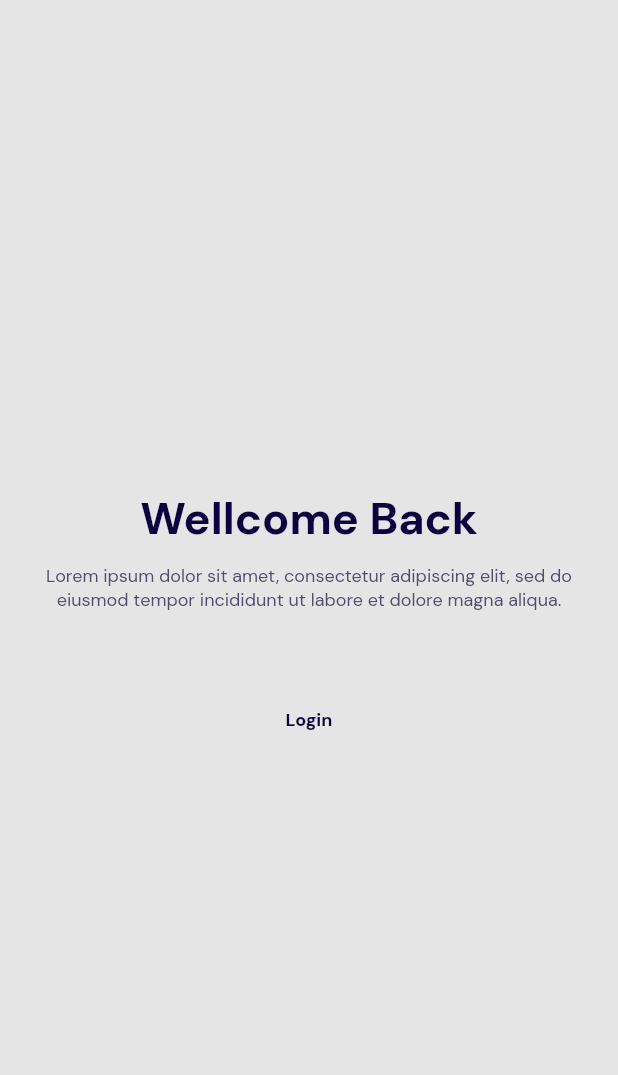
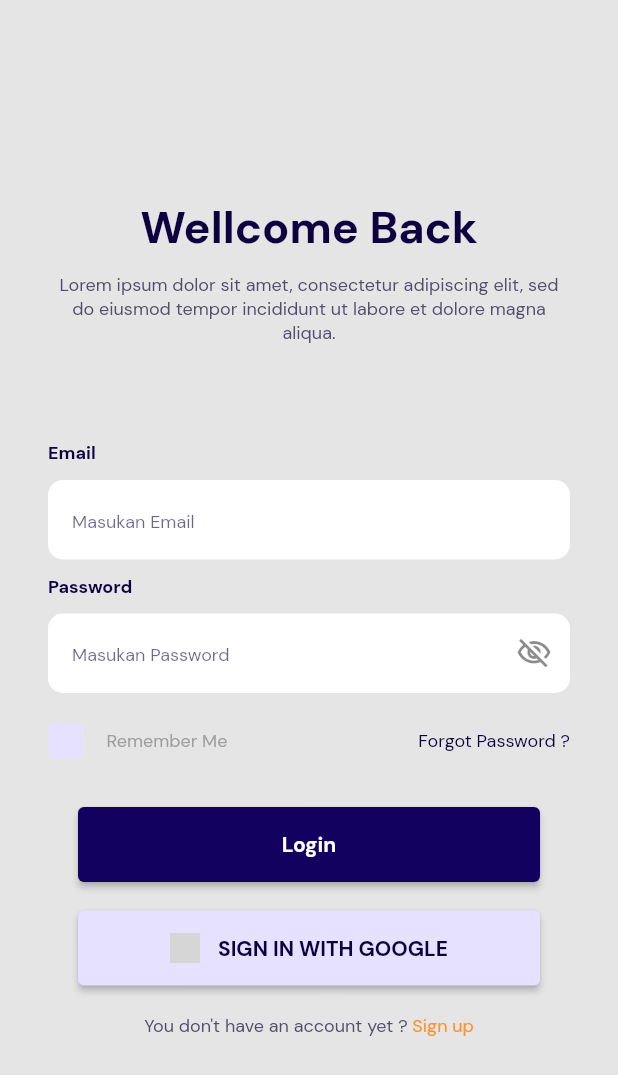
Before and after one commit to Dimdevs/fishkuy_apps, a Flutter app: the screen it shows after launch, on a phone screen of 412 x 824 dp. Shown: the top 1075 px of the screen. Run offline on Flutter 3.47's test engine with Material 2 defaults, Android fonts, the phone set to English and light mode, and no system bars; our stand-ins replace google_fonts; network calls fail; grey boxes are pictures that could not be loaded.

Commit message:
form login update

```diff
--- a/lib/constans.dart
+++ b/lib/constans.dart
@@ -6,7 +6,8 @@ Color textColor = Color(0xff0D0140);
 Color secondaryTextColor = Color(0xff524B6B);
 Color buttonColor = Color(0xffE6E1FF);
 Color primaryButtonColor = Color(0xff130160);
-Color tncButtonColor = Color(0xff130160);
+Color tncButtonColor = Color(0xffFF9228);
+Color greyColor = Colors.grey;
 
 TextStyle whiteTextStyle = GoogleFonts.dmSans(
   color: WhiteColor,
@@ -24,4 +25,8 @@ TextStyle tncTextStyle = GoogleFonts.dmSans(
   color: tncButtonColor,
 );
 
+TextStyle greyTextStyle = GoogleFonts.dmSans(
+  color: greyColor,
+);
+
 FontWeight bold = FontWeight.bold;
--- a/lib/main.dart
+++ b/lib/main.dart
@@ -25,13 +25,18 @@ class LoginPage extends StatelessWidget {
       backgroundColor: Color(0xffE5E5E5),
       body: Center(
         child: Container(
-        margin: EdgeInsets.symmetric(horizontal: 30),
+          margin: EdgeInsets.symmetric(
+            horizontal: 32,
+          ),
           child: Column(
             mainAxisAlignment: MainAxisAlignment.center,
             children: [
               Text(
                 "Wellcome Back",
-              style: textTextStyle.copyWith(fontSize: 30, fontWeight: bold),
+                style: textTextStyle.copyWith(
+                  fontSize: 30,
+                  fontWeight: bold,
+                ),
               ),
               SizedBox(
                 height: 11,
@@ -49,17 +54,157 @@ class LoginPage extends StatelessWidget {
                 mainAxisAlignment: MainAxisAlignment.start,
                 children: [
                   Text(
-                  "Login",
-                  style: textTextStyle.copyWith(fontSize: 12, fontWeight: bold),
+                    "Email",
+                    style: textTextStyle.copyWith(
+                      fontSize: 12,
+                      fontWeight: bold,
+                    ),
                   ),
                   SizedBox(
                     height: 10,
                   ),
+                  Container(
+                      width: double.infinity,
+                      decoration: BoxDecoration(
+                        borderRadius: BorderRadius.circular(10),
+                        color: WhiteColor,
+                      ),
+                      child: TextField(
+                        decoration: InputDecoration(
+                          border: InputBorder.none,
+                          hintText: "Masukan Email",
+                          hintStyle: textTextStyle.copyWith(
+                              fontSize: 12, color: textColor.withOpacity(0.6)),
+                          contentPadding: EdgeInsets.symmetric(
+                            horizontal: 16,
+                            vertical: 17,
+                          ),
+                        ),
+                      )),
+                  SizedBox(
+                    height: 10,
+                  ),
+                  Text(
+                    "Password",
+                    style: textTextStyle.copyWith(
+                      fontSize: 12,
+                      fontWeight: bold,
+                    ),
+                  ),
+                  SizedBox(
+                    height: 10,
+                  ),
+                  Container(
+                    width: double.infinity,
+                    decoration: BoxDecoration(
+                      borderRadius: BorderRadius.circular(10),
+                      color: WhiteColor,
+                    ),
+                    child: TextField(
+                      decoration: InputDecoration(
+                        border: InputBorder.none,
+                        hintText: "Masukan Password",
+                        hintStyle: textTextStyle.copyWith(
+                            fontSize: 12, color: textColor.withOpacity(0.6)),
+                        contentPadding: EdgeInsets.symmetric(
+                          horizontal: 16,
+                          vertical: 17,
+                        ),
+                        suffixIcon: Icon(Icons.visibility_off_outlined),
+                      ),
+                    ),
+                  ),
+                ],
+              ),
+              SizedBox(
+                height: 20,
+              ),
+              Row(
+                mainAxisAlignment: MainAxisAlignment.spaceBetween,
+                children: [
+                  Row(
+                    children: [
+                      Container(
+                        width: 24,
+                        height: 24,
+                        decoration: BoxDecoration(
+                            color: buttonColor,
+                            borderRadius: BorderRadius.circular(5)),
+                      ),
+                      SizedBox(
+                        width: 15,
+                      ),
+                      Text(
+                        "Remember Me",
+                        style: greyTextStyle.copyWith(fontSize: 12),
+                      ),
+                    ],
+                  ),
+                  Text(
+                    "Forgot Password ?",
+                    style: textTextStyle.copyWith(fontSize: 12),
+                  ),
+                ],
+              ),
+              SizedBox(
+                height: 32,
+              ),
+              Container(
+                width: double.infinity,
+                height: 50,
+                margin: EdgeInsets.symmetric(horizontal: 20),
+                child: ElevatedButton(
+                  style: ElevatedButton.styleFrom(
+                    primary: primaryButtonColor,
+                  ),
+                  onPressed: () {},
+                  child: Text(
+                    "Login",
+                    style: whiteTextStyle.copyWith(fontWeight: bold),
+                  ),
+                ),
+              ),
+              Container(
+                width: double.infinity,
+                height: 50,
+                margin: EdgeInsets.symmetric(horizontal: 20, vertical: 19),
+                child: ElevatedButton(
+                  style: ElevatedButton.styleFrom(
+                    primary: buttonColor,
+                  ),
+                  onPressed: () {},
+                  child: Row(
+                    mainAxisAlignment: MainAxisAlignment.center,
+                    children: [
+                      Image.network(
+                        "https://cdn.imgbin.com/3/12/23/imgbin-google-pSzwF41a4Xjza6ydKK0wQZgjq.jpg ",
+                        height: 20,
+                      ),
+                      SizedBox(
+                        width: 12,
+                      ),
+                      Text(
+                        "SIGN IN WITH GOOGLE",
+                        style: textTextStyle.copyWith(fontWeight: bold),
+                      ),
+                    ],
+                  ),
+                ),
+              ),
+              Row(
+                mainAxisAlignment: MainAxisAlignment.center,
+                children: [
+                  Text(
+                    "You don't have an account yet ?",
+                    style: secondaryTextStyle.copyWith(fontSize: 12),
+                  ),
+                  Text(" Sign up", style: tncTextStyle.copyWith(fontSize: 12))
                 ],
               )
             ],
           ),
-      )),
+        ),
+      ),
     );
   }
 }
```
Lines whose indentation alone changed are shown as unchanged.
